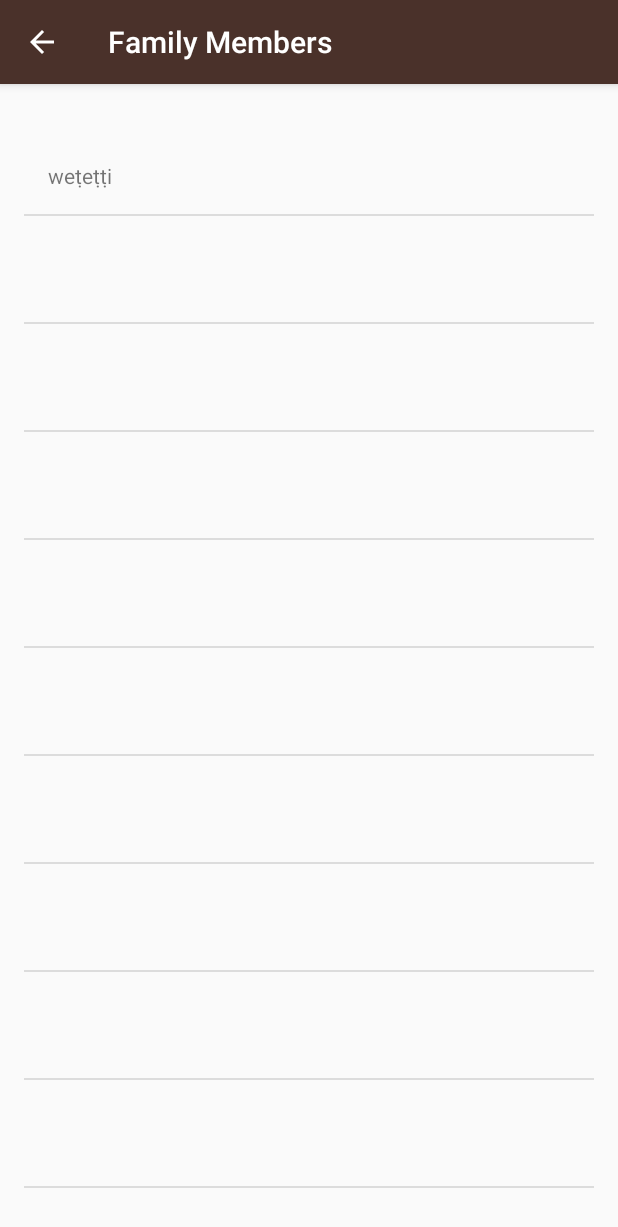
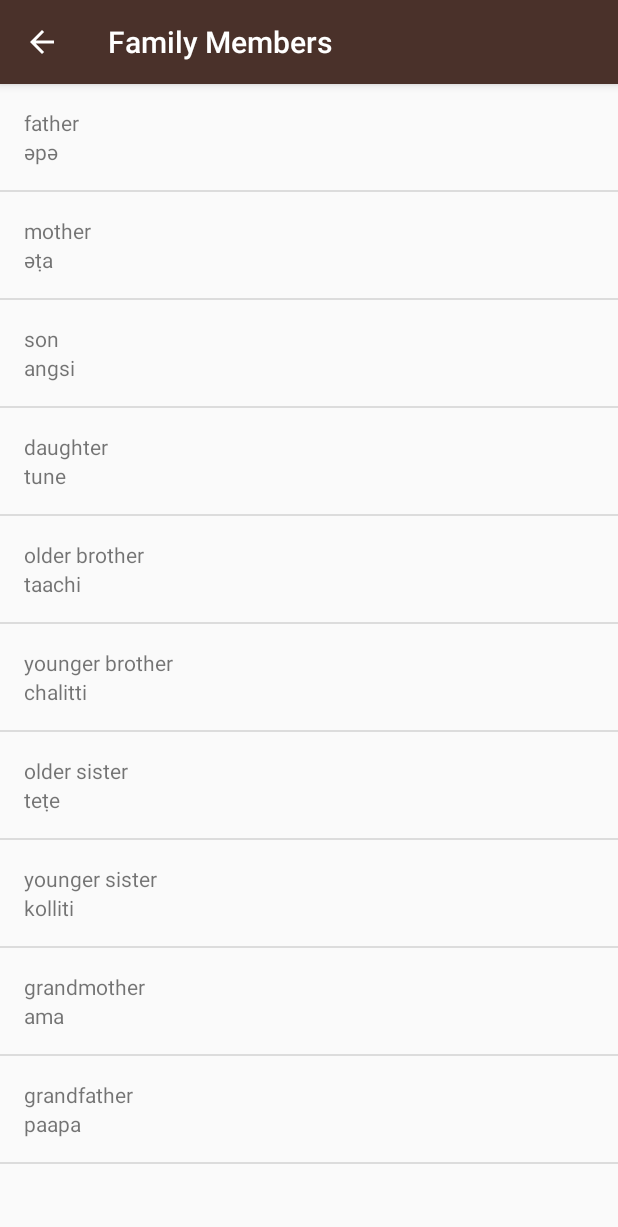
Before and after one commit to Jordi-Guardia/miwok, an Android app: the FamilyActivity screen opened directly, with no data from a screen before it, on a phone screen of 412 x 824 dp. Shown: the top 1227 px of the screen. Run offline under Robolectric (Android 15) with nearby library versions, the phone set to English and light mode, and no system bars.

Commit message:
curs 3 tema 4 video dades introduides i simplificat els 4 intents a un sol fotxer "model".

```diff
--- a/app/src/main/java/com/example/android/miwok/ColorsActivity.java
+++ b/app/src/main/java/com/example/android/miwok/ColorsActivity.java
@@ -13,7 +13,7 @@
     @Override
     protected void onCreate(Bundle savedInstanceState) {
         super.onCreate(savedInstanceState);
-        setContentView(R.layout.activity_colors);
+        setContentView(R.layout.word_list);
 
         // Create a list of words
         ArrayList<Word> words = new ArrayList<Word>();
@@ -36,8 +36,8 @@
 
         // Find the {@link ListView} object in the view hierarchy of the {@link Activity}.
         // There should be a {@link ListView} with the view ID called list, which is declared in the
-        // activity_numbers.xml layout file.
-        ListView listView = (ListView) findViewById(R.id.list_col);
+        // activity_num.xml layout file.
+        ListView listView = (ListView) findViewById(R.id.list);
 
         // Make the {@link ListView} use the {@link ArrayAdapter} we created above, so that the
         // {@link ListView} will display list items for each word in the list of words.
--- a/app/src/main/java/com/example/android/miwok/FamilyActivity.java
+++ b/app/src/main/java/com/example/android/miwok/FamilyActivity.java
@@ -12,21 +12,21 @@
     @Override
     protected void onCreate(Bundle savedInstanceState) {
         super.onCreate(savedInstanceState);
-        setContentView(R.layout.activity_family);
+        setContentView(R.layout.word_list);
         // Create a list of words
         ArrayList<Word> words = new ArrayList<Word>();
 
 
-        words.add(new Word("", "weṭeṭṭi"));
-        words.add(new Word("", ""));
-        words.add(new Word("", ""));
-        words.add(new Word("", ""));
-        words.add(new Word("", ""));
-        words.add(new Word("", ""));
-        words.add(new Word("", ""));
-        words.add(new Word("", ""));
-        words.add(new Word("", ""));
-        words.add(new Word("", ""));
+        words.add(new Word("father", "әpә"));
+        words.add(new Word("mother", "әṭa"));
+        words.add(new Word("son", "angsi"));
+        words.add(new Word("daughter", "tune"));
+        words.add(new Word("older brother", "taachi"));
+        words.add(new Word("younger brother", "chalitti"));
+        words.add(new Word("older sister", "teṭe"));
+        words.add(new Word("younger sister", "kolliti"));
+        words.add(new Word("grandmother", "ama"));
+        words.add(new Word("grandfather", "paapa"));
 
         // Create an {@link ArrayAdapter}, whose data source is a list of Strings. The
         // adapter knows how to create layouts for each item in the list, using the
@@ -37,8 +37,8 @@
 
         // Find the {@link ListView} object in the view hierarchy of the {@link Activity}.
         // There should be a {@link ListView} with the view ID called list, which is declared in the
-        // activity_numbers.xml layout file.
-        ListView listView = (ListView) findViewById(R.id.list_fam);
+        // activity_num.xml layout file.
+        ListView listView = (ListView) findViewById(R.id.list);
 
         // Make the {@link ListView} use the {@link ArrayAdapter} we created above, so that the
         // {@link ListView} will display list items for each word in the list of words.
--- a/app/src/main/java/com/example/android/miwok/NumbersActivity.java
+++ b/app/src/main/java/com/example/android/miwok/NumbersActivity.java
@@ -17,7 +17,7 @@
     protected void onCreate(Bundle savedInstanceState) {
         super.onCreate(savedInstanceState);
         setTitle(R.string.category_numbers);
-        setContentView(R.layout.activity_numbers);
+        setContentView(R.layout.word_list);
 
         // Create a list of words
         ArrayList<Word> words = new ArrayList<Word>();
@@ -42,8 +42,8 @@
 
         // Find the {@link ListView} object in the view hierarchy of the {@link Activity}.
         // There should be a {@link ListView} with the view ID called list, which is declared in the
-        // activity_numbers.xml layout file.
-        ListView listView = (ListView) findViewById(R.id.list_num);
+        // activity_num.xml layout file.
+        ListView listView = (ListView) findViewById(R.id.list);
 
         // Make the {@link ListView} use the {@link ArrayAdapter} we created above, so that the
         // {@link ListView} will display list items for each word in the list of words.
--- a/app/src/main/java/com/example/android/miwok/PhrasesActivity.java
+++ b/app/src/main/java/com/example/android/miwok/PhrasesActivity.java
@@ -12,7 +12,7 @@
     @Override
     protected void onCreate(Bundle savedInstanceState) {
         super.onCreate(savedInstanceState);
-        setContentView(R.layout.activity_phrases);
+        setContentView(R.layout.word_list);
 
         // Create a list of words
         ArrayList<Word> words = new ArrayList<Word>();
@@ -38,8 +38,8 @@
 
         // Find the {@link ListView} object in the view hierarchy of the {@link Activity}.
         // There should be a {@link ListView} with the view ID called list, which is declared in the
-        // activity_numbers.xml layout file.
-        ListView listView = (ListView) findViewById(R.id.list_phra);
+        // activity_num.xml layout file.
+        ListView listView = (ListView) findViewById(R.id.list);
 
         // Make the {@link ListView} use the {@link ArrayAdapter} we created above, so that the
         // {@link ListView} will display list items for each word in the list of words.
--- a/app/src/main/res/layout/activity_family.xml
+++ /dev/null
@@ -1,12 +0,0 @@
-<?xml version="1.0" encoding="utf-8"?>
-<ListView xmlns:android="http://schemas.android.com/apk/res/android"
-    xmlns:tools="http://schemas.android.com/tools"
-    android:id="@+id/list_fam"
-    android:orientation="vertical"
-    android:layout_width="match_parent"
-    android:layout_height="match_parent"
-    android:paddingBottom="@dimen/activity_vertical_margin"
-    android:paddingLeft="@dimen/activity_horizontal_margin"
-    android:paddingRight="@dimen/activity_horizontal_margin"
-    android:paddingTop="@dimen/activity_vertical_margin"
-    tools:context="com.example.android.miwok.NumbersActivity"/>
--- /dev/null
+++ b/app/src/main/res/layout/word_list.xml
@@ -0,0 +1,7 @@
+<?xml version="1.0" encoding="utf-8"?>
+<ListView xmlns:android="http://schemas.android.com/apk/res/android"
+    xmlns:tools="http://schemas.android.com/tools"
+    android:id="@+id/list"
+    android:layout_width="match_parent"
+    android:layout_height="match_parent"
+    tools:context="com.example.android.miwok.NumbersActivity"/>
```
Also changed, not shown: app/src/main/res/layout/activity_colors.xml (deleted, +0 -12 lines), app/src/main/res/layout/activity_numbers.xml (deleted, +0 -12 lines), app/src/main/res/layout/activity_phrases.xml (deleted, +0 -12 lines).
